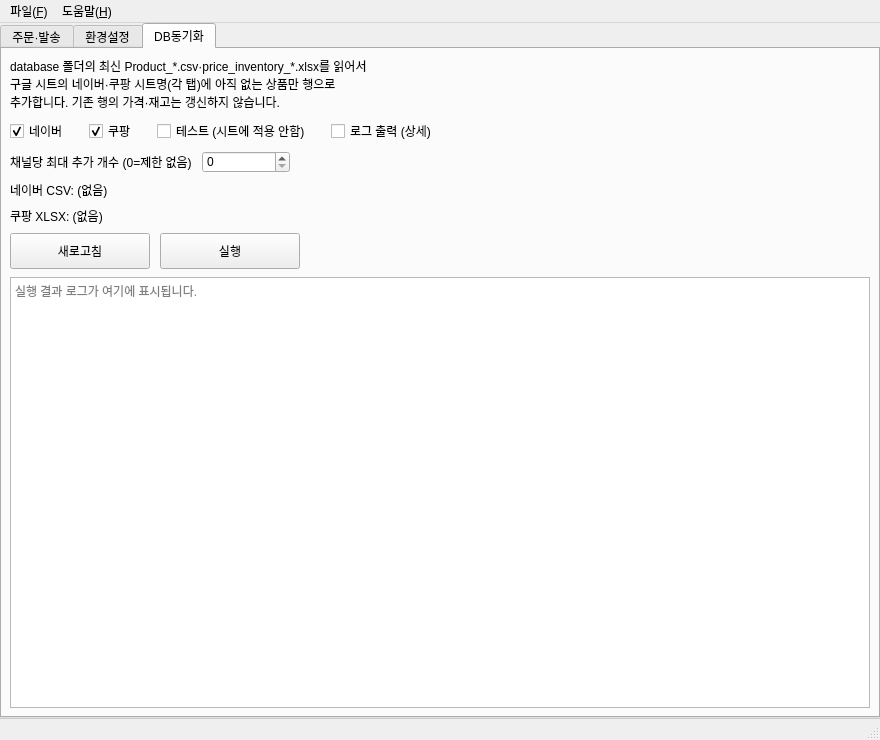
The window that ui/main_window.ui (Peanut0711/easy-fulfill) describes before a commit, drawn with Qt 5.
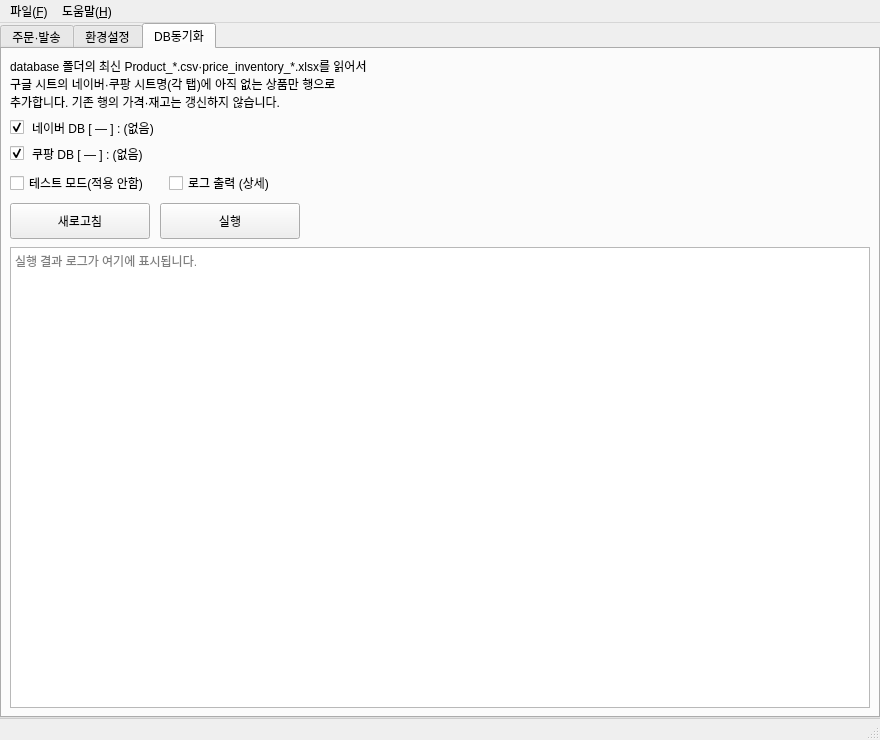
The same window after the commit. The open tabs and pages were chosen to show the change.

Commit message: DB 동기화 탭 UI 수정

Patch:
```diff
--- a/ui/main_window.ui
+++ b/ui/main_window.ui
@@ -970,40 +970,74 @@
         <item>
          <layout class="QHBoxLayout" name="horizontalLayout_db_channels">
           <property name="spacing">
-           <number>20</number>
+           <number>8</number>
           </property>
           <item>
            <widget class="QCheckBox" name="checkBox_db_sync_naver">
+            <property name="text">
+             <string/>
+            </property>
+            <property name="checked">
+             <bool>true</bool>
+            </property>
+           </widget>
+          </item>
+          <item>
+           <widget class="QLabel" name="label_db_sync_naver_file">
             <property name="sizePolicy">
-             <sizepolicy hsizetype="Minimum" vsizetype="Fixed">
-              <horstretch>0</horstretch>
+             <sizepolicy hsizetype="Expanding" vsizetype="Preferred">
+              <horstretch>1</horstretch>
               <verstretch>0</verstretch>
              </sizepolicy>
             </property>
             <property name="text">
-             <string>네이버</string>
+             <string>네이버 DB [ — ] : (없음)</string>
             </property>
-            <property name="checked">
+            <property name="wordWrap">
              <bool>true</bool>
             </property>
            </widget>
           </item>
+         </layout>
+        </item>
+        <item>
+         <layout class="QHBoxLayout" name="horizontalLayout_db_coupang_row">
+          <property name="spacing">
+           <number>8</number>
+          </property>
           <item>
            <widget class="QCheckBox" name="checkBox_db_sync_coupang">
+            <property name="text">
+             <string/>
+            </property>
+            <property name="checked">
+             <bool>true</bool>
+            </property>
+           </widget>
+          </item>
+          <item>
+           <widget class="QLabel" name="label_db_sync_coupang_file">
             <property name="sizePolicy">
-             <sizepolicy hsizetype="Minimum" vsizetype="Fixed">
-              <horstretch>0</horstretch>
+             <sizepolicy hsizetype="Expanding" vsizetype="Preferred">
+              <horstretch>1</horstretch>
               <verstretch>0</verstretch>
              </sizepolicy>
             </property>
             <property name="text">
-             <string>쿠팡</string>
+             <string>쿠팡 DB [ — ] : (없음)</string>
             </property>
-            <property name="checked">
+            <property name="wordWrap">
              <bool>true</bool>
             </property>
            </widget>
           </item>
+         </layout>
+        </item>
+        <item>
+         <layout class="QHBoxLayout" name="horizontalLayout_db_options">
+          <property name="spacing">
+           <number>20</number>
+          </property>
           <item>
            <widget class="QCheckBox" name="checkBox_db_sync_preview">
             <property name="sizePolicy">
@@ -1013,7 +1047,7 @@
              </sizepolicy>
             </property>
             <property name="text">
-             <string>테스트 (시트에 적용 안함)</string>
+             <string>테스트 모드(적용 안함)</string>
             </property>
             <property name="checked">
              <bool>false</bool>
@@ -1034,7 +1068,7 @@
            </widget>
           </item>
           <item>
-           <spacer name="horizontalSpacer_db_channels">
+           <spacer name="horizontalSpacer_db_options">
             <property name="orientation">
              <enum>Qt::Orientation::Horizontal</enum>
             </property>
@@ -1051,93 +1085,6 @@
           </item>
          </layout>
         </item>
-        <item>
-         <layout class="QHBoxLayout" name="horizontalLayout_db_limit">
-          <property name="spacing">
-           <number>10</number>
-          </property>
-          <item>
-           <widget class="QLabel" name="label_db_sync_limit">
-            <property name="sizePolicy">
-             <sizepolicy hsizetype="Minimum" vsizetype="Preferred">
-              <horstretch>0</horstretch>
-              <verstretch>0</verstretch>
-             </sizepolicy>
-            </property>
-            <property name="text">
-             <string>채널당 최대 추가 개수 (0=제한 없음)</string>
-            </property>
-           </widget>
-          </item>
-          <item>
-           <widget class="QSpinBox" name="spinBox_db_sync_limit">
-            <property name="sizePolicy">
-             <sizepolicy hsizetype="Maximum" vsizetype="Fixed">
-              <horstretch>0</horstretch>
-              <verstretch>0</verstretch>
-             </sizepolicy>
-            </property>
-            <property name="minimumSize">
-             <size>
-              <width>88</width>
-              <height>0</height>
-             </size>
-            </property>
-            <property name="maximumSize">
-             <size>
-              <width>110</width>
-              <height>16777215</height>
-             </size>
-            </property>
-            <property name="minimum">
-             <number>0</number>
-            </property>
-            <property name="maximum">
-             <number>999999</number>
-            </property>
-            <property name="value">
-             <number>0</number>
-            </property>
-           </widget>
-          </item>
-          <item>
-           <spacer name="horizontalSpacer_db_limit_tail">
-            <property name="orientation">
-             <enum>Qt::Orientation::Horizontal</enum>
-            </property>
-            <property name="sizeHint" stdset="0">
-             <size>
-              <width>0</width>
-              <height>0</height>
-             </size>
-            </property>
-            <property name="sizeType">
-             <enum>QSizePolicy::Policy::Expanding</enum>
-            </property>
-           </spacer>
-          </item>
-         </layout>
-        </item>
-        <item>
-         <widget class="QLabel" name="label_db_sync_naver_file">
-          <property name="text">
-           <string>네이버 CSV: (없음)</string>
-          </property>
-          <property name="textInteractionFlags">
-           <set>Qt::TextInteractionFlag::TextSelectableByMouse</set>
-          </property>
-         </widget>
-        </item>
-        <item>
-         <widget class="QLabel" name="label_db_sync_coupang_file">
-          <property name="text">
-           <string>쿠팡 XLSX: (없음)</string>
-          </property>
-          <property name="textInteractionFlags">
-           <set>Qt::TextInteractionFlag::TextSelectableByMouse</set>
-          </property>
-         </widget>
-        </item>
         <item>
          <layout class="QHBoxLayout" name="horizontalLayout_db_run">
           <property name="spacing">
```
Left out of the diff: 8 changed lines with no effect on the pictures. The commit also changes 2 other files.
